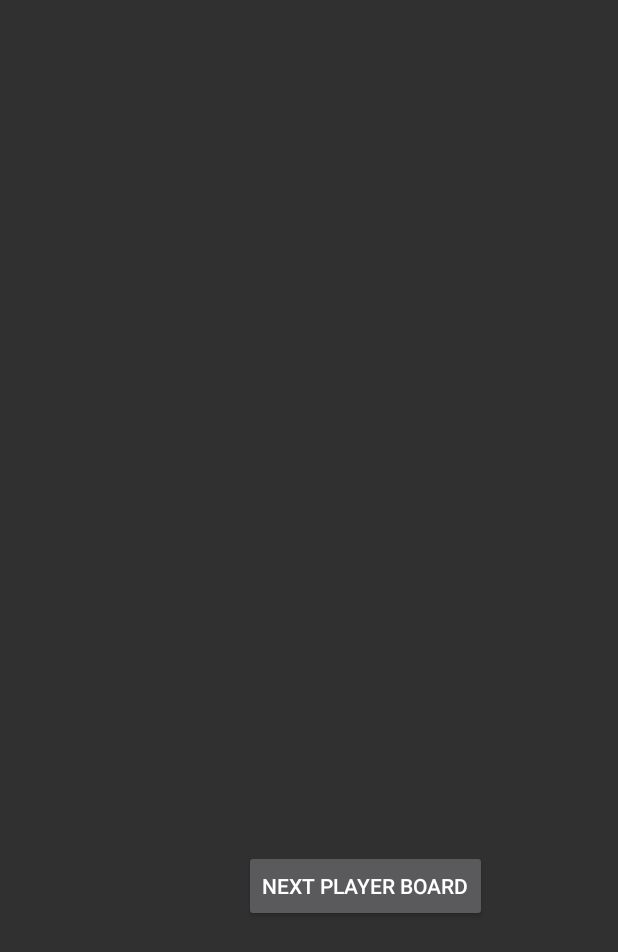
After one commit to toscalivia83/GameApp, an Android app: the TransitionActivity screen opened directly, with no data from a screen before it, on a phone screen of 412 x 824 dp. The commit adds this screen. Shown: the top 952 px of the screen. Run offline under Robolectric (Android 15) with nearby library versions, the phone set to English and light mode, and no system bars; 1 statement that could not run was skipped.

Commit message:
add transition activity and go back and forth from the boardactivity

```diff
--- a/app/src/main/AndroidManifest.xml
+++ b/app/src/main/AndroidManifest.xml
@@ -8,6 +8,7 @@
         android:roundIcon="@mipmap/ic_launcher_round"
         android:supportsRtl="true"
         android:theme="@style/Theme.AppCompat.NoActionBar">
+        <activity android:name=".activity.TransitionActivity"></activity>
         <activity android:name=".activity.MainActivity">
             <intent-filter>
                 <action android:name="android.intent.action.MAIN" />
@@ -17,8 +18,9 @@
         </activity>
         <activity android:name=".activity.DisplayMessageActivity" />
         <activity android:name=".activity.BoardActivity" />
-        <service android:name="com.example.myapplicationfromtutorial.service.BoardService" />
-        <service android:name="com.example.myapplicationfromtutorial.service.PlayerService" />
+
+        <service android:name=".service.BoardService" />
+        <service android:name=".service.PlayerService" />
     </application>
 
 </manifest>
--- /dev/null
+++ b/app/src/main/java/com/example/myapplicationfromtutorial/activity/TransitionActivity.java
@@ -0,0 +1,34 @@
+package com.example.myapplicationfromtutorial.activity;
+
+import androidx.appcompat.app.AppCompatActivity;
+
+import android.content.Intent;
+import android.os.Bundle;
+import android.transition.Transition;
+import android.view.View;
+import android.widget.ImageView;
+import android.widget.TextView;
+
+import com.example.myapplicationfromtutorial.R;
+
+public class TransitionActivity extends AppCompatActivity {
+
+    @Override
+    protected void onCreate(Bundle savedInstanceState) {
+        super.onCreate(savedInstanceState);
+        setContentView(R.layout.activity_transition);
+        TextView tv = findViewById(R.id.textView);
+        tv.setText(getIntent().getSerializableExtra("Player1Name").toString());
+    }
+
+    public void switchAgain(View view) {
+        Intent previousIntent = getIntent();
+        Intent intent = new Intent(TransitionActivity.this, BoardActivity.class);
+        intent.putExtra("Player2", previousIntent.getSerializableExtra("Player2"));
+        startActivity(intent);
+//        Intent intent = new Intent();
+//        intent.putExtra("ITEM_ID", 2);
+//        setResult(12 , intent);
+//        finish();
+    }
+}
--- /dev/null
+++ b/app/src/main/res/layout/activity_transition.xml
@@ -0,0 +1,34 @@
+<?xml version="1.0" encoding="utf-8"?>
+<androidx.constraintlayout.widget.ConstraintLayout xmlns:android="http://schemas.android.com/apk/res/android"
+    xmlns:app="http://schemas.android.com/apk/res-auto"
+    xmlns:tools="http://schemas.android.com/tools"
+    android:layout_width="match_parent"
+    android:layout_height="match_parent"
+    tools:context=".activity.TransitionActivity">
+
+    <TextView
+        android:id="@+id/nextPlayerName"
+        android:layout_width="wrap_content"
+        android:layout_height="wrap_content"
+        android:layout_marginStart="165dp"
+        android:layout_marginTop="313dp"
+        android:layout_marginEnd="246dp"
+        android:layout_marginBottom="80dp"
+        app:layout_constraintBottom_toTopOf="@+id/goToNextPlayerBoard"
+        app:layout_constraintEnd_toEndOf="parent"
+        app:layout_constraintStart_toStartOf="parent"
+        app:layout_constraintTop_toTopOf="parent" />
+
+    <Button
+        android:id="@+id/goToNextPlayerBoard"
+        android:layout_width="wrap_content"
+        android:layout_height="wrap_content"
+        android:layout_marginStart="161dp"
+        android:layout_marginEnd="86dp"
+        android:layout_marginBottom="209dp"
+        android:onClick="switchAgain"
+        android:text="Next player board"
+        app:layout_constraintBottom_toBottomOf="parent"
+        app:layout_constraintEnd_toEndOf="parent"
+        app:layout_constraintStart_toStartOf="parent" />
+</androidx.constraintlayout.widget.ConstraintLayout>
```
Also changed, not shown: app/src/main/java/com/example/myapplicationfromtutorial/activity/BoardActivity.java (+18 -17 lines).
